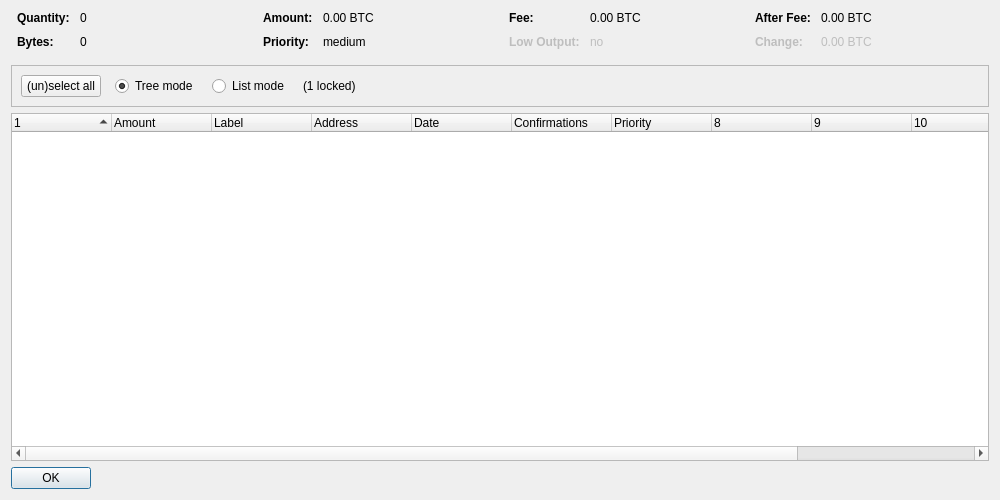
First picture: the form in src/qt/forms/coincontroldialog.ui, repository caffeine239/bitcoin, before the edit.
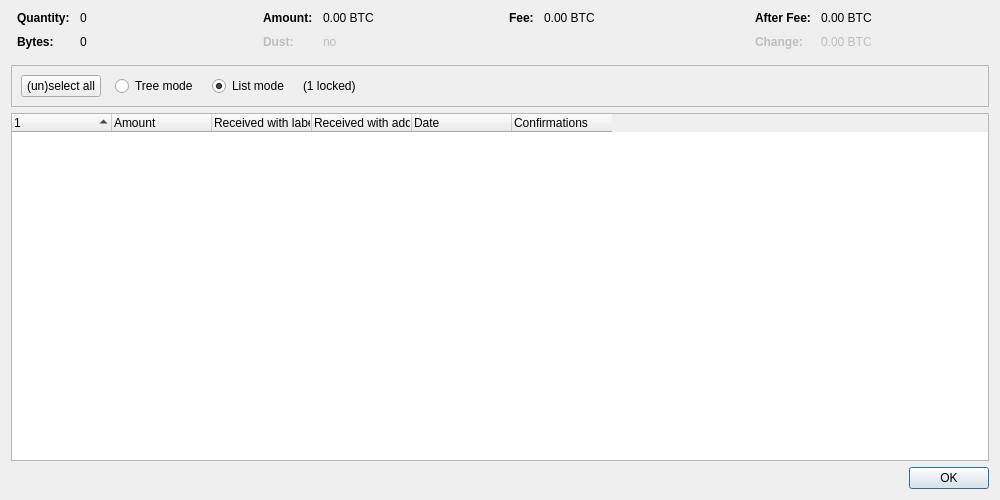
Second picture: the form after the edit. Custom widgets are drawn as their Qt base class.

```diff
--- a/src/qt/forms/coincontroldialog.ui
+++ b/src/qt/forms/coincontroldialog.ui
@@ -140,7 +140,10 @@
         </widget>
        </item>
        <item row="1" column="0">
-        <widget class="QLabel" name="labelCoinControlPriorityText">
+        <widget class="QLabel" name="labelCoinControlLowOutputText">
+         <property name="enabled">
+          <bool>false</bool>
+         </property>
          <property name="font">
           <font>
            <weight>75</weight>
@@ -148,12 +151,15 @@
           </font>
          </property>
          <property name="text">
-          <string>Priority:</string>
+          <string>Dust:</string>
          </property>
         </widget>
        </item>
        <item row="1" column="1">
-        <widget class="QLabel" name="labelCoinControlPriority">
+        <widget class="QLabel" name="labelCoinControlLowOutput">
+         <property name="enabled">
+          <bool>false</bool>
+         </property>
          <property name="cursor">
           <cursorShape>IBeamCursor</cursorShape>
          </property>
@@ -161,7 +167,7 @@
           <enum>Qt::ActionsContextMenu</enum>
          </property>
          <property name="text">
-          <string notr="true">medium</string>
+          <string notr="true">no</string>
          </property>
          <property name="textInteractionFlags">
           <set>Qt::LinksAccessibleByMouse|Qt::TextSelectableByKeyboard|Qt::TextSelectableByMouse</set>
@@ -213,41 +219,6 @@
          </property>
         </widget>
        </item>
-       <item row="1" column="0">
-        <widget class="QLabel" name="labelCoinControlLowOutputText">
-         <property name="enabled">
-          <bool>false</bool>
-         </property>
-         <property name="font">
-          <font>
-           <weight>75</weight>
-           <bold>true</bold>
-          </font>
-         </property>
-         <property name="text">
-          <string>Low Output:</string>
-         </property>
-        </widget>
-       </item>
-       <item row="1" column="1">
-        <widget class="QLabel" name="labelCoinControlLowOutput">
-         <property name="enabled">
-          <bool>false</bool>
-         </property>
-         <property name="cursor">
-          <cursorShape>IBeamCursor</cursorShape>
-         </property>
-         <property name="contextMenuPolicy">
-          <enum>Qt::ActionsContextMenu</enum>
-         </property>
-         <property name="text">
-          <string notr="true">no</string>
-         </property>
-         <property name="textInteractionFlags">
-          <set>Qt::LinksAccessibleByMouse|Qt::TextSelectableByKeyboard|Qt::TextSelectableByMouse</set>
-         </property>
-        </widget>
-       </item>
       </layout>
      </item>
      <item>
@@ -376,9 +347,6 @@
           <property name="text">
            <string>Tree mode</string>
           </property>
-          <property name="checked">
-           <bool>true</bool>
-          </property>
          </widget>
         </item>
         <item>
@@ -392,6 +360,9 @@
           <property name="text">
            <string>List mode</string>
           </property>
+          <property name="checked">
+           <bool>true</bool>
+          </property>
          </widget>
         </item>
         <item>
@@ -428,7 +399,7 @@
       <bool>false</bool>
      </property>
      <property name="columnCount">
-      <number>12</number>
+      <number>6</number>
      </property>
      <attribute name="headerShowSortIndicator" stdset="0">
       <bool>true</bool>
@@ -448,12 +419,12 @@
      </column>
      <column>
       <property name="text">
-       <string notr="true">Label</string>
+       <string>Received with label</string>
       </property>
      </column>
      <column>
       <property name="text">
-       <string>Address</string>
+       <string>Received with address</string>
       </property>
      </column>
      <column>
@@ -469,16 +440,6 @@
        <string>Confirmed</string>
       </property>
      </column>
-     <column>
-      <property name="text">
-       <string>Priority</string>
-      </property>
-     </column>
-     <column>
-      <property name="text">
-       <string/>
-      </property>
-     </column>
      <column>
       <property name="text">
        <string/>
@@ -503,12 +464,6 @@
    </item>
    <item>
     <widget class="QDialogButtonBox" name="buttonBox">
-     <property name="sizePolicy">
-      <sizepolicy hsizetype="Maximum" vsizetype="Fixed">
-       <horstretch>0</horstretch>
-       <verstretch>0</verstretch>
-      </sizepolicy>
-     </property>
      <property name="orientation">
       <enum>Qt::Horizontal</enum>
      </property>
```
Left out of the diff: 7 changed lines with no effect on the pictures.
